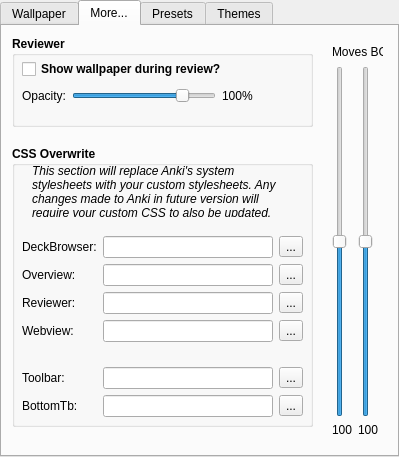
Before: the Qt Designer form designer/settings.ui in lovac42/DancingBaloney, drawn with Qt 5.
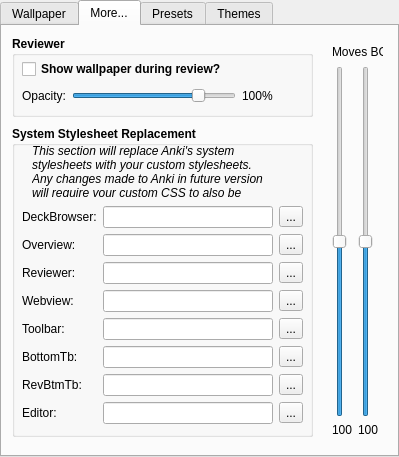
After: the same form once the commit is applied. The open tabs and pages were chosen to show the change.

Commit message: Added gui for missing custom css in case I need them later.

```diff
--- a/designer/settings.ui
+++ b/designer/settings.ui
@@ -965,9 +965,9 @@
     <property name="geometry">
      <rect>
       <x>10</x>
-      <y>120</y>
+      <y>100</y>
       <width>301</width>
-      <height>281</height>
+      <height>311</height>
      </rect>
     </property>
     <property name="font">
@@ -980,15 +980,15 @@
      <string notr="true"/>
     </property>
     <property name="title">
-     <string>CSS Overwrite</string>
+     <string>System Stylesheet Replacement</string>
     </property>
     <widget class="QWidget" name="formLayoutWidget">
      <property name="geometry">
       <rect>
        <x>10</x>
-       <y>90</y>
+       <y>80</y>
        <width>281</width>
-       <height>181</height>
+       <height>221</height>
       </rect>
      </property>
      <layout class="QGridLayout" name="gridLayout_6">
@@ -1048,7 +1048,7 @@
         </property>
        </widget>
       </item>
-      <item row="5" column="0">
+      <item row="4" column="0">
        <widget class="QLabel" name="css_tb_label">
         <property name="font">
          <font>
@@ -1100,20 +1100,7 @@
         </property>
        </widget>
       </item>
-      <item row="4" column="1">
-       <spacer name="verticalSpacer">
-        <property name="orientation">
-         <enum>Qt::Vertical</enum>
-        </property>
-        <property name="sizeHint" stdset="0">
-         <size>
-          <width>20</width>
-          <height>40</height>
-         </size>
-        </property>
-       </spacer>
-      </item>
-      <item row="6" column="0">
+      <item row="5" column="0">
        <widget class="QLabel" name="css_tbbtm_label">
         <property name="font">
          <font>
@@ -1126,7 +1113,7 @@
         </property>
        </widget>
       </item>
-      <item row="5" column="1">
+      <item row="4" column="1">
        <widget class="QLineEdit" name="css_tb_input">
         <property name="font">
          <font>
@@ -1159,7 +1146,7 @@
         </property>
        </widget>
       </item>
-      <item row="6" column="1">
+      <item row="5" column="1">
        <widget class="QLineEdit" name="css_tbbtm_input">
         <property name="font">
          <font>
@@ -1195,7 +1182,7 @@
         </property>
        </widget>
       </item>
-      <item row="5" column="2">
+      <item row="4" column="2">
        <widget class="QToolButton" name="css_tb_button">
         <property name="font">
          <font>
@@ -1208,7 +1195,7 @@
         </property>
        </widget>
       </item>
-      <item row="6" column="2">
+      <item row="5" column="2">
        <widget class="QToolButton" name="css_tbbtm_button">
         <property name="font">
          <font>
@@ -1221,6 +1208,78 @@
         </property>
        </widget>
       </item>
+      <item row="6" column="1">
+       <widget class="QLineEdit" name="css_revbtm_input">
+        <property name="font">
+         <font>
+          <weight>50</weight>
+          <bold>false</bold>
+         </font>
+        </property>
+       </widget>
+      </item>
+      <item row="6" column="0">
+       <widget class="QLabel" name="css_revbtm_label">
+        <property name="font">
+         <font>
+          <weight>50</weight>
+          <bold>false</bold>
+         </font>
+        </property>
+        <property name="text">
+         <string>RevBtmTb:</string>
+        </property>
+       </widget>
+      </item>
+      <item row="6" column="2">
+       <widget class="QToolButton" name="css_revbtm_button">
+        <property name="font">
+         <font>
+          <weight>50</weight>
+          <bold>false</bold>
+         </font>
+        </property>
+        <property name="text">
+         <string>...</string>
+        </property>
+       </widget>
+      </item>
+      <item row="7" column="0">
+       <widget class="QLabel" name="css_editor_label">
+        <property name="font">
+         <font>
+          <weight>50</weight>
+          <bold>false</bold>
+         </font>
+        </property>
+        <property name="text">
+         <string>Editor:</string>
+        </property>
+       </widget>
+      </item>
+      <item row="7" column="1">
+       <widget class="QLineEdit" name="css_editor_input">
+        <property name="font">
+         <font>
+          <weight>50</weight>
+          <bold>false</bold>
+         </font>
+        </property>
+       </widget>
+      </item>
+      <item row="7" column="2">
+       <widget class="QToolButton" name="css_editor_button">
+        <property name="font">
+         <font>
+          <weight>50</weight>
+          <bold>false</bold>
+         </font>
+        </property>
+        <property name="text">
+         <string>...</string>
+        </property>
+       </widget>
+      </item>
      </layout>
     </widget>
     <widget class="QLabel" name="label_3">
@@ -1228,7 +1287,7 @@
       <rect>
        <x>20</x>
        <y>20</y>
-       <width>261</width>
+       <width>241</width>
        <height>51</height>
       </rect>
      </property>
@@ -1253,7 +1312,7 @@
       <x>10</x>
       <y>10</y>
       <width>301</width>
-      <height>91</height>
+      <height>81</height>
      </rect>
     </property>
     <property name="font">
@@ -1271,7 +1330,7 @@
       <rect>
        <x>10</x>
        <y>20</y>
-       <width>231</width>
+       <width>251</width>
        <height>51</height>
       </rect>
      </property>
```
Left out of the diff: 2 changed lines with no effect on the pictures. The commit also changes 2 other files.
